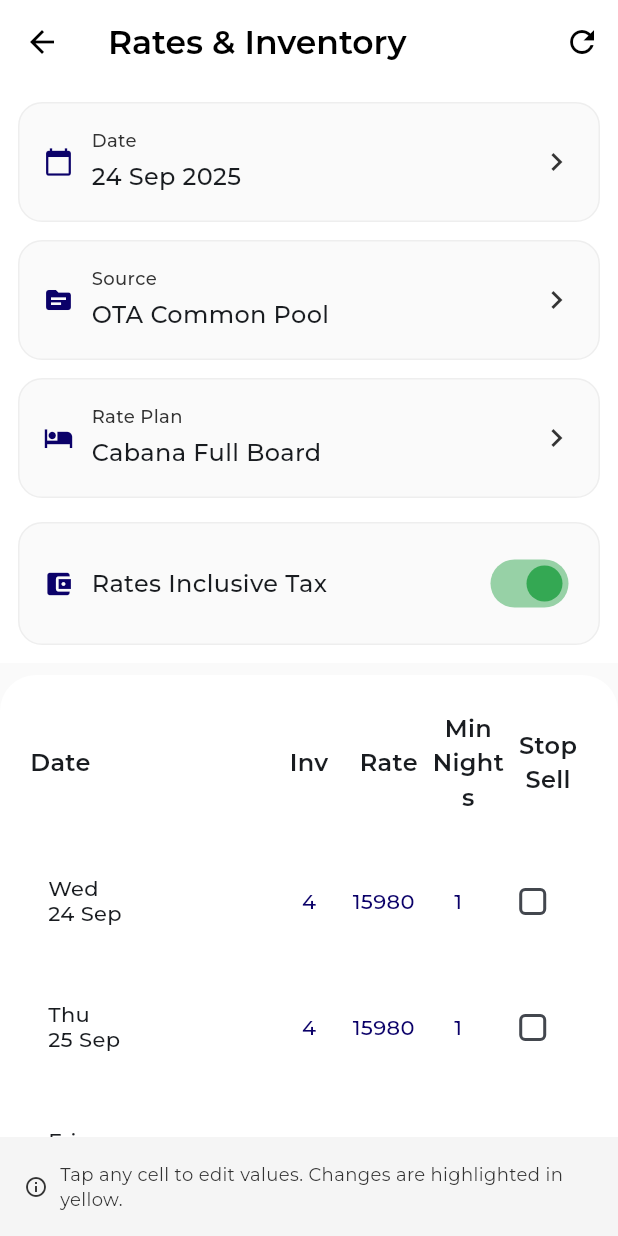
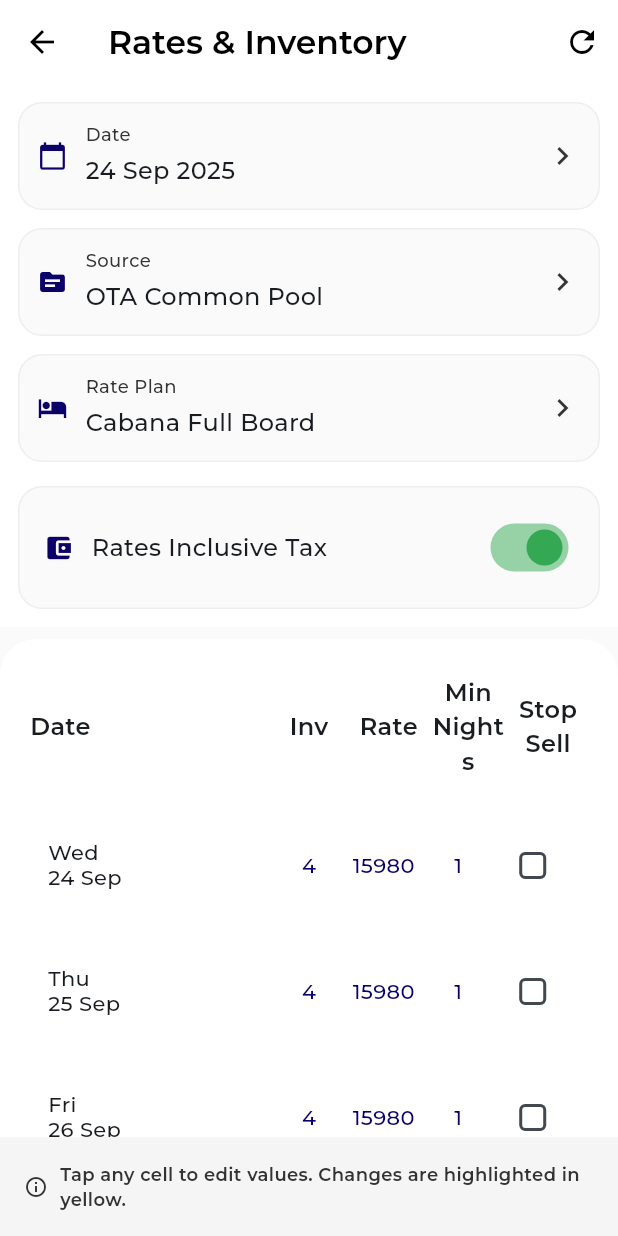
Before and after one commit to Venuradev99/inta_mobile_pms, a Flutter app: the RatesInventory screen opened by its route, on a phone screen of 412 x 824 dp. Run offline on Flutter 3.47's test engine with Material 3 defaults, Android fonts, the phone set to English and light mode, and no system bars; our stand-ins replace go_router.

Commit message:
UI updates

```diff
--- a/lib/features/dashboard/screens/rates_inventory_scrn.dart
+++ b/lib/features/dashboard/screens/rates_inventory_scrn.dart
@@ -358,10 +358,10 @@ class _RatesInventoryState extends State<RatesInventory> with TickerProviderStat
   }) {
     return InkWell(
       onTap: onTap,
-      borderRadius: BorderRadius.circular(16),
+      borderRadius: BorderRadius.circular(12),
       child: Container(
-        height: 80,
-        padding: const EdgeInsets.all(16),
+        height: 72,
+        padding: const EdgeInsets.all(12),
         decoration: BoxDecoration(
           color: Colors.grey[50],
           borderRadius: BorderRadius.circular(16),
@@ -665,7 +665,7 @@ class _RatesInventoryState extends State<RatesInventory> with TickerProviderStat
                     'Tap any cell to edit values. Changes are highlighted in yellow.',
                     style: textTheme.bodySmall?.copyWith(
                       color: AppColors.darkgrey,
-                      fontWeight: FontWeight.w400,
+                      fontWeight: FontWeight.w600,
                     ),
                   ),
                 ),
--- a/lib/features/login/login_page.dart
+++ b/lib/features/login/login_page.dart
@@ -151,7 +151,7 @@ class _LoginPageState extends State<LoginPage> with SingleTickerProviderStateMix
                       ),
                     ],
 
-                    SizedBox(height: ResponsiveConfig.scaleHeight(context, isKeyboardVisible ? 40 : 80)),
+                    SizedBox(height: ResponsiveConfig.scaleHeight(context, isKeyboardVisible ? 40 : 60)),
 
                     // Login Form
                     SlideTransition(
```
Also changed, not shown: lib/features/reservations/screens/reservation_list_scrn.dart (+36 -1 lines).
